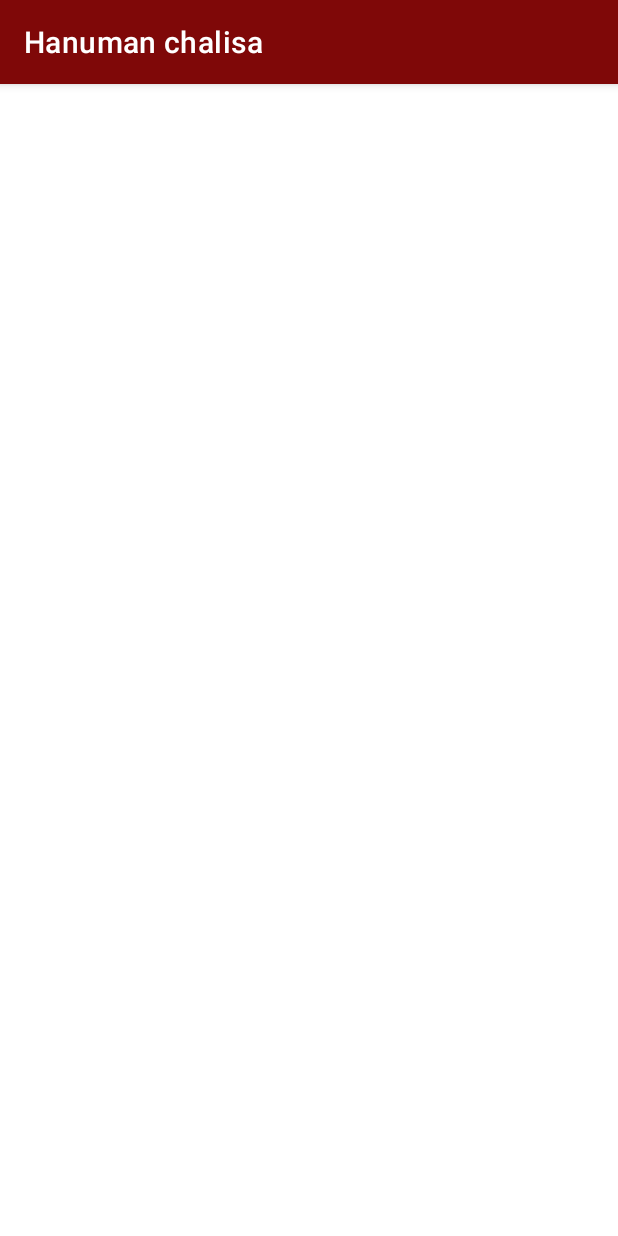
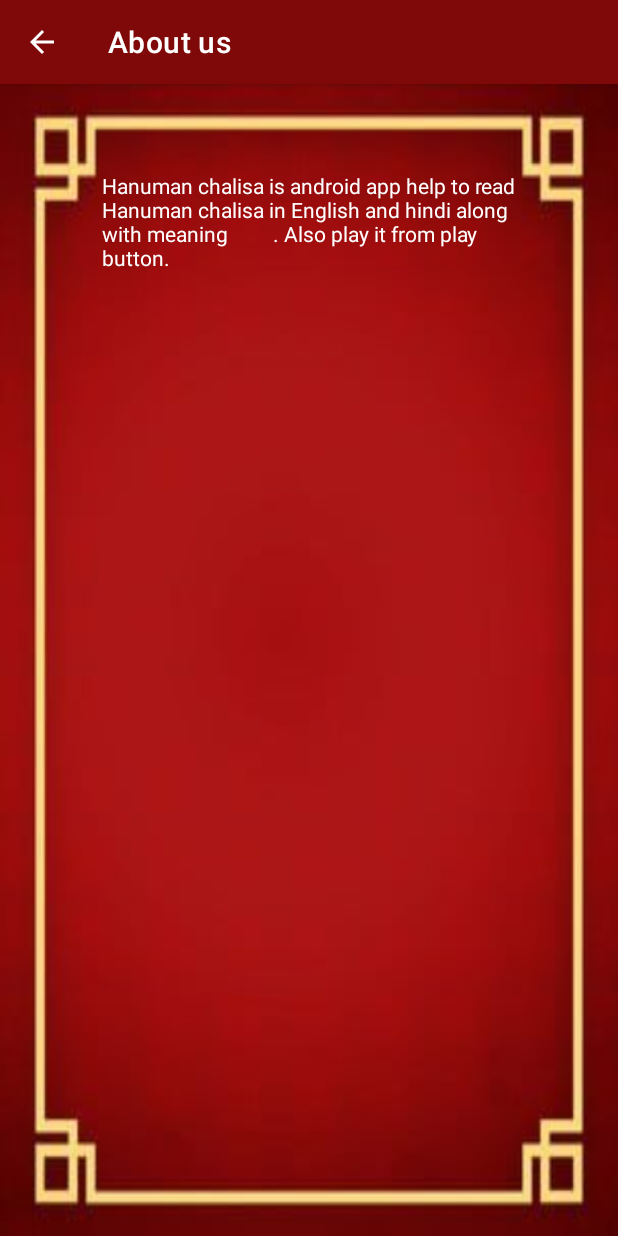
Before and after one commit to 777665Abhi/hanuman-chalisa, an Android app: the AboutUsActivity screen opened directly, with no data from a screen before it, on a phone screen of 412 x 824 dp. Run offline under Robolectric (Android 15) with nearby library versions, the phone set to English and light mode, and no system bars.

Commit message:
-Basic about us screen -Add email call to developer

```diff
--- a/app/build.gradle
+++ b/app/build.gradle
@@ -56,6 +56,10 @@ dependencies {
     //AdMob
     implementation 'com.google.android.gms:play-services-ads:20.4.0'
 
+    //MultiDex
     implementation 'com.android.support:multidex:1.0.3'
 
+    //Play
+    implementation 'com.google.android.play:core-ktx:1.8.1'
+
 }
--- a/app/src/main/java/com/hindgyan/hanumanchalisa/AboutUsActivity.kt
+++ b/app/src/main/java/com/hindgyan/hanumanchalisa/AboutUsActivity.kt
@@ -2,10 +2,23 @@ package com.hindgyan.hanumanchalisa
 
 import androidx.appcompat.app.AppCompatActivity
 import android.os.Bundle
+import androidx.appcompat.app.ActionBar
 
 class AboutUsActivity : AppCompatActivity() {
     override fun onCreate(savedInstanceState: Bundle?) {
         super.onCreate(savedInstanceState)
         setContentView(R.layout.activity_about_us)
+        init()
+    }
+    /**Screen initialization*/
+    private fun init()
+    {
+        val actionBar: ActionBar? = supportActionBar
+        actionBar?.title = "About us"
+
+        supportActionBar!!.setDisplayHomeAsUpEnabled(true)
+        supportActionBar!!.setDisplayShowHomeEnabled(true)
+
+
     }
 }
--- a/app/src/main/res/layout/activity_about_us.xml
+++ b/app/src/main/res/layout/activity_about_us.xml
@@ -1,9 +1,21 @@
 <?xml version="1.0" encoding="utf-8"?>
-<androidx.constraintlayout.widget.ConstraintLayout xmlns:android="http://schemas.android.com/apk/res/android"
+<LinearLayout xmlns:android="http://schemas.android.com/apk/res/android"
     xmlns:app="http://schemas.android.com/apk/res-auto"
     xmlns:tools="http://schemas.android.com/tools"
     android:layout_width="match_parent"
     android:layout_height="match_parent"
+    android:orientation="vertical"
+    android:paddingHorizontal="60dp"
+    android:paddingVertical="50dp"
+    android:background="@drawable/background1"
     tools:context=".AboutUsActivity">
+    <TextView
+        android:layout_width="match_parent"
+        android:layout_height="match_parent"
+        android:padding="8dp"
+        android:textColor="@color/white"
+        android:text="Hanuman chalisa is android app help to read Hanuman chalisa in English and hindi along with meaning
+        . Also play it from play button."/>
 
-</androidx.constraintlayout.widget.ConstraintLayout>
+
+</LinearLayout>
```
Also changed, not shown: app/src/main/java/com/hindgyan/hanumanchalisa/dialog/ContactFragment.kt (+40 -5 lines), app/src/main/java/com/hindgyan/hanumanchalisa/home/HomeActivity.kt (+95 -52 lines), app/src/main/res/layout/activity_home.xml (+17 -18 lines).
